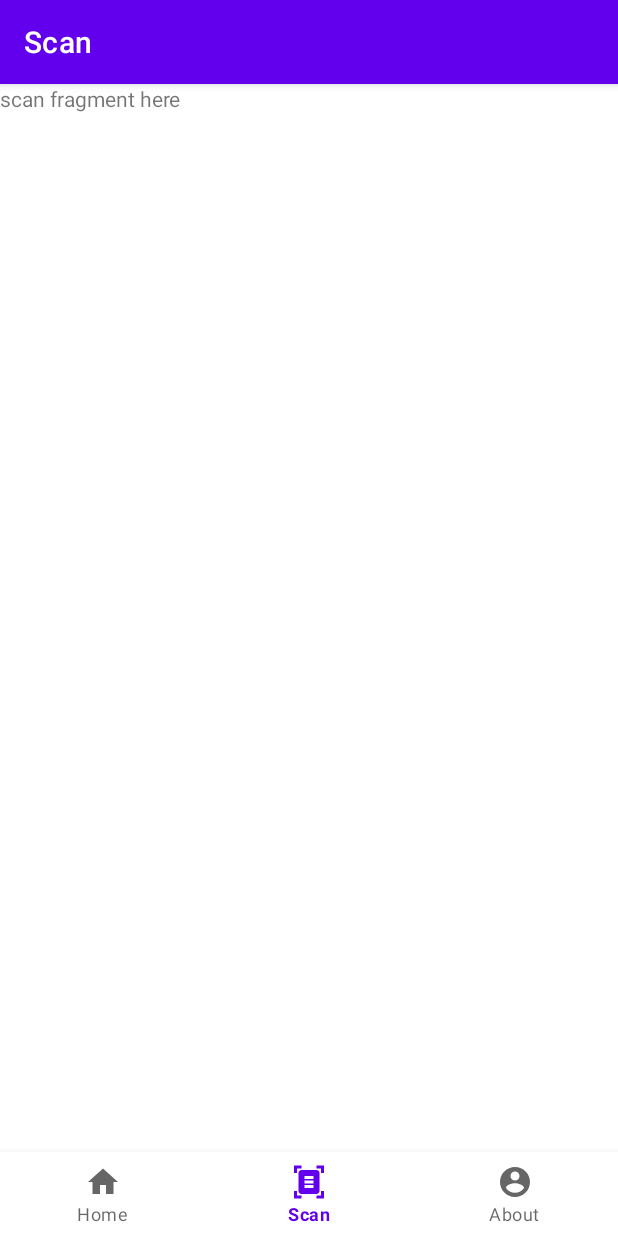
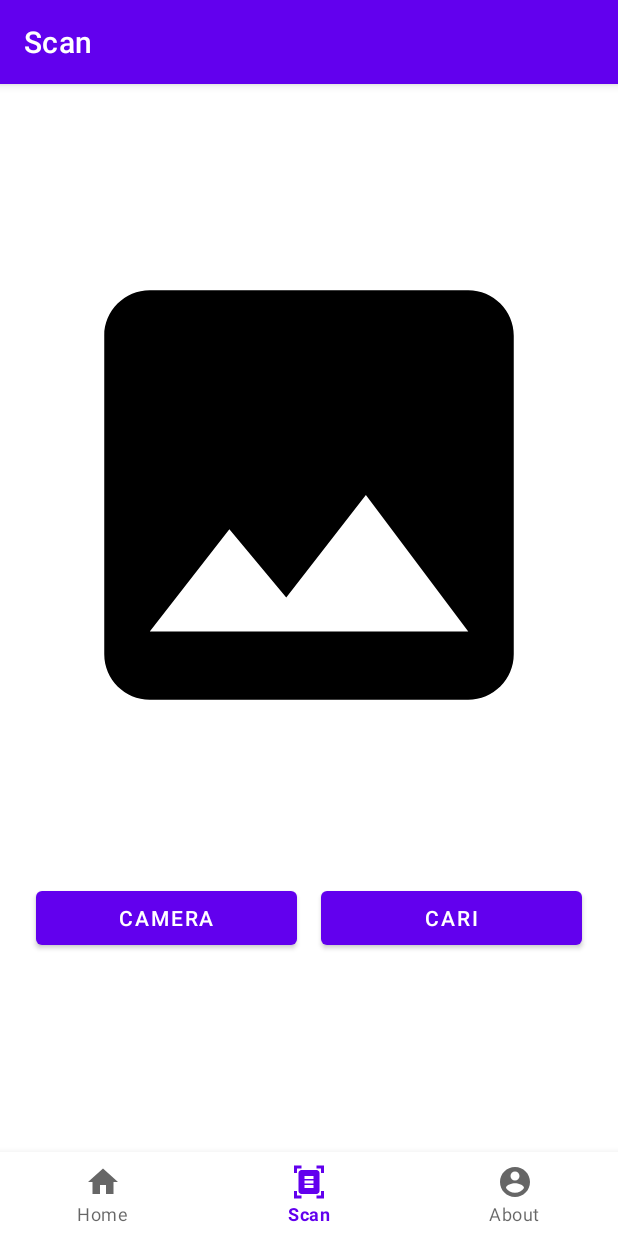
Before and after one commit to What-s-The-Food/Whats-The-Food-APP, an Android app: the DashboardFragment screen opened through its navigation route, on a phone screen of 412 x 824 dp. Run offline under Robolectric (Android 15) with nearby library versions, the phone set to English and light mode, and no system bars; our stand-ins replace navigation-ui.

Commit message:
menambahkan fungsi cameraX

```diff
--- a/app/build.gradle
+++ b/app/build.gradle
@@ -48,4 +48,9 @@ dependencies {
     testImplementation 'junit:junit:4.13.2'
     androidTestImplementation 'androidx.test.ext:junit:1.1.3'
     androidTestImplementation 'androidx.test.espresso:espresso-core:3.4.0'
+
+    def camerax_version = "1.1.0-beta02"
+    implementation "androidx.camera:camera-camera2:${camerax_version}"
+    implementation "androidx.camera:camera-lifecycle:${camerax_version}"
+    implementation "androidx.camera:camera-view:${camerax_version}"
 }
--- a/app/src/main/java/xyz/heydarrn/whatsthefood/MainActivity.kt
+++ b/app/src/main/java/xyz/heydarrn/whatsthefood/MainActivity.kt
@@ -1,13 +1,22 @@
 package xyz.heydarrn.whatsthefood
 
+import android.Manifest
+import android.content.pm.PackageManager
+import android.graphics.Bitmap
+import android.graphics.BitmapFactory
 import androidx.appcompat.app.AppCompatActivity
 import android.os.Bundle
+import android.widget.Toast
+import androidx.activity.result.contract.ActivityResultContracts
+import androidx.core.app.ActivityCompat
+import androidx.core.content.ContextCompat
 import androidx.navigation.findNavController
 import androidx.navigation.ui.AppBarConfiguration
 import androidx.navigation.ui.setupActionBarWithNavController
 import androidx.navigation.ui.setupWithNavController
 import com.google.android.material.bottomnavigation.BottomNavigationView
 import xyz.heydarrn.whatsthefood.databinding.ActivityMainBinding
+import java.io.File
 
 class MainActivity : AppCompatActivity() {
     private lateinit var binding: ActivityMainBinding
@@ -16,6 +25,14 @@ class MainActivity : AppCompatActivity() {
         super.onCreate(savedInstanceState)
         binding = ActivityMainBinding.inflate(layoutInflater)
         setContentView(binding.root)
+
+        if (!allPermissionsGranted()) {
+            ActivityCompat.requestPermissions(
+                this,
+                REQUIRED_PERMISSIONS,
+                REQUEST_CODE_PERMISSION
+            )
+        }
 
         val navView: BottomNavigationView = binding.navView
 
@@ -30,4 +47,29 @@ class MainActivity : AppCompatActivity() {
         setupActionBarWithNavController(navController, appBarConfiguration)
         navView.setupWithNavController(navController)
     }
+
+    override fun onRequestPermissionsResult(
+        requestCode: Int,
+        permissions: Array<out String>,
+        grantResults: IntArray
+    ) {
+        super.onRequestPermissionsResult(requestCode, permissions, grantResults)
+        if (requestCode == REQUEST_CODE_PERMISSION) {
+            if (!allPermissionsGranted()) {
+
+                Toast.makeText(this, "Tidak mendapatkan permission", Toast.LENGTH_SHORT).show()
+                finish()
+            }
+        }
+    }
+
+    private fun allPermissionsGranted() = REQUIRED_PERMISSIONS.all {
+        ContextCompat.checkSelfPermission(baseContext, it) == PackageManager.PERMISSION_GRANTED
+    }
+    companion object {
+        const val CAMERA_X_RESULT = 200
+
+        private val REQUIRED_PERMISSIONS = arrayOf(Manifest.permission.CAMERA)
+        private const val REQUEST_CODE_PERMISSION = 10
+    }
 }
--- a/app/src/main/java/xyz/heydarrn/whatsthefood/fragment/ScanFragment.kt
+++ b/app/src/main/java/xyz/heydarrn/whatsthefood/fragment/ScanFragment.kt
@@ -1,60 +1,62 @@
 package xyz.heydarrn.whatsthefood.fragment
 
+import android.Manifest
+import android.content.Intent
+import android.graphics.BitmapFactory
 import android.os.Bundle
 import androidx.fragment.app.Fragment
 import android.view.LayoutInflater
 import android.view.View
 import android.view.ViewGroup
+import androidx.activity.result.contract.ActivityResultContracts
+import xyz.heydarrn.whatsthefood.CameraActivity
+import xyz.heydarrn.whatsthefood.MainActivity
 import xyz.heydarrn.whatsthefood.R
+import xyz.heydarrn.whatsthefood.databinding.FragmentScanBinding
+import xyz.heydarrn.whatsthefood.rotateBitmap
+import java.io.File
 
-// TODO: Rename parameter arguments, choose names that match
-// the fragment initialization parameters, e.g. ARG_ITEM_NUMBER
-private const val ARG_PARAM1 = "param1"
-private const val ARG_PARAM2 = "param2"
 
-/**
- * A simple [Fragment] subclass.
- * Use the [DashboardFragment.newInstance] factory method to
- * create an instance of this fragment.
- */
 class DashboardFragment : Fragment() {
-    // TODO: Rename and change types of parameters
-    private var param1: String? = null
-    private var param2: String? = null
 
-    override fun onCreate(savedInstanceState: Bundle?) {
-        super.onCreate(savedInstanceState)
-        arguments?.let {
-            param1 = it.getString(ARG_PARAM1)
-            param2 = it.getString(ARG_PARAM2)
-        }
-    }
+    private var _binding: FragmentScanBinding? = null
+
+    private val binding get() = _binding!!
 
     override fun onCreateView(
         inflater: LayoutInflater, container: ViewGroup?,
         savedInstanceState: Bundle?
     ): View? {
-        // Inflate the layout for this fragment
-        return inflater.inflate(R.layout.fragment_scan, container, false)
+        _binding = FragmentScanBinding.inflate(inflater, container, false)
+        val root: View = binding.root
+
+        return root
     }
 
-    companion object {
-        /**
-         * Use this factory method to create a new instance of
-         * this fragment using the provided parameters.
-         *
-         * @param param1 Parameter 1.
-         * @param param2 Parameter 2.
-         * @return A new instance of fragment DashboardFragment.
-         */
-        // TODO: Rename and change types and number of parameters
-        @JvmStatic
-        fun newInstance(param1: String, param2: String) =
-            DashboardFragment().apply {
-                arguments = Bundle().apply {
-                    putString(ARG_PARAM1, param1)
-                    putString(ARG_PARAM2, param2)
-                }
-            }
+    override fun onViewCreated(view: View, savedInstanceState: Bundle?) {
+        super.onViewCreated(view, savedInstanceState)
+
+        binding.btnCameraX.setOnClickListener { startCameraX(view) }
+    }
+
+    private fun startCameraX(view: View) {
+        val intent = Intent(view.context, CameraActivity::class.java)
+        launcherIntentCameraX.launch(intent)
+    }
+    private val launcherIntentCameraX = registerForActivityResult(
+        ActivityResultContracts.StartActivityForResult()
+    ){
+        if (it.resultCode == MainActivity.CAMERA_X_RESULT){
+            val myFile = it.data?.getSerializableExtra("picture") as File
+            val isBackCamera = it.data?.getBooleanExtra("isBackCamera", true) as Boolean
+
+
+            val result = rotateBitmap(
+                BitmapFactory.decodeFile(myFile.path),
+                isBackCamera
+            )
+
+            binding.previewImageView.setImageBitmap(result)
+        }
     }
 }
--- /dev/null
+++ b/app/src/main/res/drawable/ic_baseline_image_24.xml
@@ -0,0 +1,5 @@
+<vector android:height="24dp" android:tint="#000000"
+    android:viewportHeight="24" android:viewportWidth="24"
+    android:width="24dp" xmlns:android="http://schemas.android.com/apk/res/android">
+    <path android:fillColor="@android:color/white" android:pathData="M21,19V5c0,-1.1 -0.9,-2 -2,-2H5c-1.1,0 -2,0.9 -2,2v14c0,1.1 0.9,2 2,2h14c1.1,0 2,-0.9 2,-2zM8.5,13.5l2.5,3.01L14.5,12l4.5,6H5l3.5,-4.5z"/>
+</vector>
--- /dev/null
+++ b/app/src/main/res/drawable/ic_baseline_photo_camera_24.xml
@@ -0,0 +1,6 @@
+<vector android:height="24dp" android:tint="#FFFFFF"
+    android:viewportHeight="24" android:viewportWidth="24"
+    android:width="24dp" xmlns:android="http://schemas.android.com/apk/res/android">
+    <path android:fillColor="@android:color/white" android:pathData="M12,12m-3.2,0a3.2,3.2 0,1 1,6.4 0a3.2,3.2 0,1 1,-6.4 0"/>
+    <path android:fillColor="@android:color/white" android:pathData="M9,2L7.17,4L4,4c-1.1,0 -2,0.9 -2,2v12c0,1.1 0.9,2 2,2h16c1.1,0 2,-0.9 2,-2L22,6c0,-1.1 -0.9,-2 -2,-2h-3.17L15,2L9,2zM12,17c-2.76,0 -5,-2.24 -5,-5s2.24,-5 5,-5 5,2.24 5,5 -2.24,5 -5,5z"/>
+</vector>
--- a/app/src/main/res/layout/fragment_scan.xml
+++ b/app/src/main/res/layout/fragment_scan.xml
@@ -1,14 +1,48 @@
 <?xml version="1.0" encoding="utf-8"?>
-<FrameLayout xmlns:android="http://schemas.android.com/apk/res/android"
+<androidx.constraintlayout.widget.ConstraintLayout xmlns:android="http://schemas.android.com/apk/res/android"
     xmlns:tools="http://schemas.android.com/tools"
     android:layout_width="match_parent"
     android:layout_height="match_parent"
+    xmlns:app="http://schemas.android.com/apk/res-auto"
+    android:padding="16dp"
     tools:context=".fragment.DashboardFragment">
 
-    <!-- TODO: Update blank fragment layout -->
-    <TextView
-        android:layout_width="match_parent"
-        android:layout_height="match_parent"
-        android:text="scan fragment here" />
 
-</FrameLayout>
+    <ImageView
+        android:id="@+id/previewImageView"
+        android:layout_width="0dp"
+        android:layout_height="500dp"
+        android:layout_marginStart="8dp"
+        android:layout_marginTop="8dp"
+        android:layout_marginEnd="8dp"
+        android:layout_marginBottom="8dp"
+        app:layout_constraintEnd_toEndOf="parent"
+        app:layout_constraintStart_toStartOf="parent"
+        app:layout_constraintTop_toTopOf="parent"
+        app:srcCompat="@drawable/ic_baseline_image_24" />
+
+    <Button
+        android:id="@+id/btn_cameraX"
+        android:layout_width="0dp"
+        android:layout_height="wrap_content"
+        android:layout_marginTop="8dp"
+        android:layout_marginStart="8dp"
+        android:layout_marginEnd="8dp"
+        app:layout_constraintStart_toStartOf="parent"
+        app:layout_constraintEnd_toStartOf="@+id/btn_search"
+        app:layout_constraintTop_toBottomOf="@+id/previewImageView"
+        android:text="@string/camerax"/>
+
+    <Button
+        android:id="@+id/btn_search"
+        android:layout_width="0dp"
+        android:layout_height="wrap_content"
+        android:layout_marginTop="8dp"
+        android:layout_marginStart="8dp"
+        android:layout_marginEnd="8dp"
+        app:layout_constraintEnd_toEndOf="parent"
+        app:layout_constraintStart_toEndOf="@+id/btn_cameraX"
+        app:layout_constraintTop_toBottomOf="@+id/previewImageView"
+        android:text="@string/search"/>
+
+</androidx.constraintlayout.widget.ConstraintLayout>
--- a/app/src/main/res/values/strings.xml
+++ b/app/src/main/res/values/strings.xml
@@ -4,4 +4,6 @@
     <string name="title_home">Home</string>
     <string name="title_about">About</string>
     <string name="title_scan">Scan</string>
+    <string name="camerax">Camera</string>
+    <string name="search">Cari</string>
 </resources>
```
Also changed, not shown: app/src/main/AndroidManifest.xml (+8 -3 lines), app/src/main/java/xyz/heydarrn/whatsthefood/CameraActivity.kt (added, +94 -0 lines), app/src/main/java/xyz/heydarrn/whatsthefood/Utils.kt (added, +96 -0 lines), app/src/main/res/layout/activity_camera.xml (added, +24 -0 lines).
